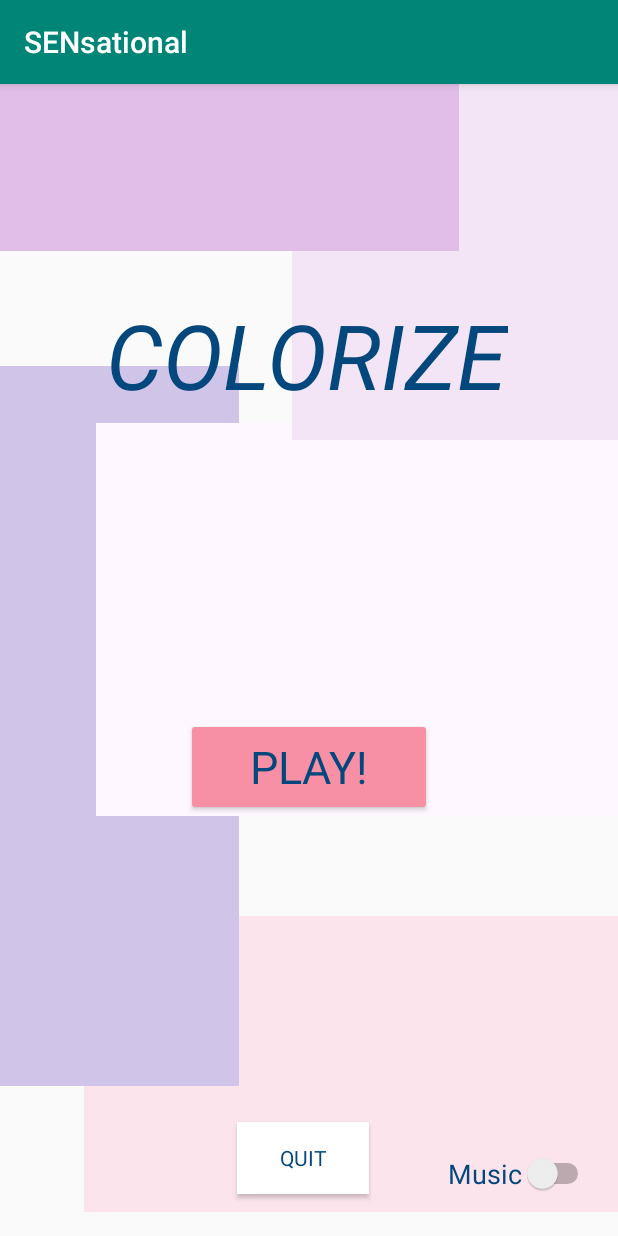
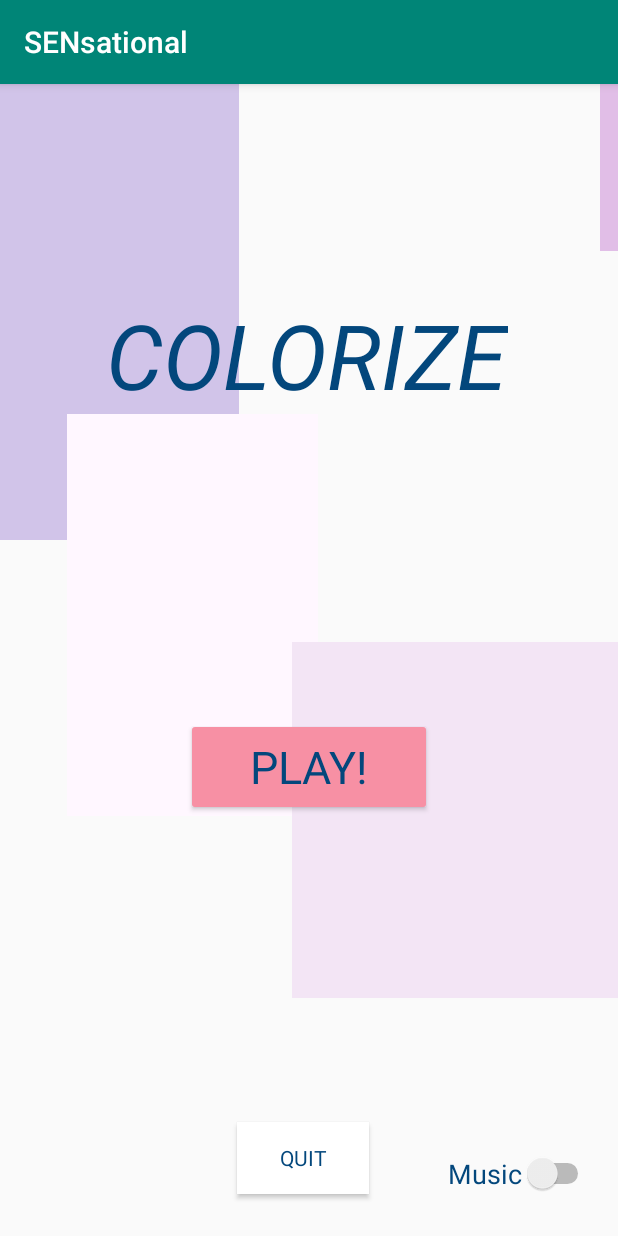
Before and after one commit to CIS-HK/SENsational, an Android app: the ColorizeStartActivity screen opened directly, with no data from a screen before it, on a phone screen of 412 x 824 dp. Run offline under Robolectric (Android 15) with nearby library versions, the phone set to English and light mode, and no system bars; Roboto replaces fonts that are not available here.

Commit message:
BT: added music and animations

```diff
--- a/app/src/main/java/edu/cis/sensational/Controller/Colorize/ColorizeStartActivity.java
+++ b/app/src/main/java/edu/cis/sensational/Controller/Colorize/ColorizeStartActivity.java
@@ -2,6 +2,7 @@ package edu.cis.sensational.Controller.Colorize;
 
 import androidx.appcompat.app.AppCompatActivity;
 
+import android.animation.ObjectAnimator;
 import android.content.Intent;
 import android.media.MediaPlayer;
 import android.os.Bundle;
@@ -9,6 +10,7 @@ import android.util.Log;
 import android.view.View;
 import android.widget.Button;
 import android.widget.CompoundButton;
+import android.widget.ImageView;
 import android.widget.Switch;
 import android.widget.TextView;
 
@@ -20,6 +22,7 @@ public class ColorizeStartActivity extends AppCompatActivity {
     TextView gameName;
     Switch musicSwitch;
     MediaPlayer myMediaPlayer;
+    ImageView bottomright, middleleft, middleright, topright, topleft;
 
 
     @Override
@@ -30,15 +33,21 @@ public class ColorizeStartActivity extends AppCompatActivity {
         playButton = findViewById(R.id.playButton);
         quitButton = findViewById(R.id.quitButton);
         instructionButton = findViewById(R.id.instructionsButton);
+        bottomright = findViewById(R.id.imageView7);
+        middleleft = findViewById(R.id.imageView4);
+        middleright = findViewById(R.id.imageView6);
+        topright = findViewById(R.id.imageView5);
+        topleft = findViewById(R.id.imageView3);
 
         //https://stackoverflow.com/questions/37244357/how-to-play-music-in-android-studio
-//        musicSwitch = findViewById(R.id.musicSwitch);
-//        musicSwitch.setChecked(false);
-//        musicSwitch.setTextOff("OFF");
-//        musicSwitch.setTextOn("ON");
-        //myMediaPlayer = MediaPlayer.create(getApplicationContext(),R.raw.colorizemusic);
+        musicSwitch = findViewById(R.id.musicSwitch);
+        //musicSwitch.setChecked(false);
+        musicSwitch.setTextOff("OFF");
+        musicSwitch.setTextOn("ON");
+        myMediaPlayer = MediaPlayer.create(getApplicationContext(),R.raw.colorizemusic);
 
         setUpButtons();
+        animation();
     }
 
     private void setUpButtons() {
@@ -67,22 +76,41 @@ public class ColorizeStartActivity extends AppCompatActivity {
         //https://abhiandroid.com/ui/switch
         //https://www.tutlane.com/tutorial/android/android-switch-on-off-button-with-examples
 
-//        musicSwitch.setOnClickListener(new View.OnClickListener() {
-//            @Override
-//            public void onClick(View view) {
-//                if (musicSwitch.isChecked())
-//                {
-//                    myMediaPlayer.start();
-//                    myMediaPlayer.setVolume(20,20);
-//                }
-//                else
-//                {
-//                    myMediaPlayer.stop();
-//                }
-//            }
-//        });
-//
-//    }
+        musicSwitch.setOnClickListener(new View.OnClickListener() {
+            @Override
+            public void onClick(View view) {
+                if (musicSwitch.isChecked())
+                {
+                    myMediaPlayer.start();
+                    myMediaPlayer.setVolume(20,20);
+                }
+                else
+                {
+                    myMediaPlayer.pause();
+                }
+            }
+        });
 
     }
+
+    private void animation()
+    {
+        ObjectAnimator animation = ObjectAnimator.ofFloat(bottomright,"translationX", -700f);
+        ObjectAnimator animation2 = ObjectAnimator.ofFloat(middleleft,"translationY", -300f);
+        ObjectAnimator animation3 = ObjectAnimator.ofFloat(middleright,"translationX", -300f);
+        ObjectAnimator animation4 = ObjectAnimator.ofFloat(topright,"translationY", 300f);
+        ObjectAnimator animation5 = ObjectAnimator.ofFloat(topleft, "translationX", 600f);
+        animation.setDuration(500);
+        animation.start();
+        animation2.setDuration(500);
+        animation2.start();
+        animation3.setDuration(500);
+        animation3.start();
+        animation4.setDuration(500);
+        animation4.start();
+        animation5.setDuration(500);
+        animation5.start();
+    }
+
+
 }
--- a/app/src/main/res/layout/activity_colorize_start.xml
+++ b/app/src/main/res/layout/activity_colorize_start.xml
@@ -9,39 +9,40 @@
 
     <ImageView
         android:id="@+id/imageView7"
-        android:layout_width="367dp"
-        android:layout_height="197dp"
-        android:layout_marginStart="56dp"
+        android:layout_width="228dp"
+        android:layout_height="185dp"
+        android:layout_marginStart="180dp"
         android:layout_marginBottom="16dp"
+        android:background="#FCE4EC"
         app:layout_constraintBottom_toBottomOf="parent"
-        app:layout_constraintStart_toStartOf="parent"
-        android:background ="#FCE4EC"/>
+        app:layout_constraintStart_toStartOf="parent" />
 
     <ImageView
         android:id="@+id/imageView4"
         android:layout_width="159dp"
         android:layout_height="480dp"
-        android:layout_marginBottom="100dp"
+        android:layout_marginBottom="264dp"
+        android:background="#D1C4E9"
         app:layout_constraintBottom_toBottomOf="parent"
-        app:layout_constraintStart_toStartOf="parent"
-        android:background="#D1C4E9"/>
+        app:layout_constraintStart_toStartOf="parent" />
 
     <ImageView
         android:id="@+id/imageView6"
-        android:layout_width="348dp"
-        android:layout_height="262dp"
+        android:layout_width="167dp"
+        android:layout_height="268dp"
         android:layout_marginBottom="280dp"
+        android:background="#FFF7FF"
         app:layout_constraintBottom_toBottomOf="parent"
-        app:layout_constraintEnd_toEndOf="parent"
-        android:background="#FFF7FF"/>
+        app:layout_constraintEnd_toEndOf="parent" />
 
     <ImageView
         android:id="@+id/imageView5"
         android:layout_width="217dp"
         android:layout_height="237dp"
+        android:layout_marginTop="172dp"
+        android:background="#F3E5F5"
         app:layout_constraintEnd_toEndOf="parent"
-        app:layout_constraintTop_toTopOf="parent"
-        android:background="#F3E5F5"/>
+        app:layout_constraintTop_toTopOf="parent" />
 
     <ImageView
         android:id="@+id/imageView3"
```
Also changed, not shown: app/src/main/java/edu/cis/sensational/Controller/Colorize/ColorizeMainActivity.java (+0 -7 lines), 1 other file.
